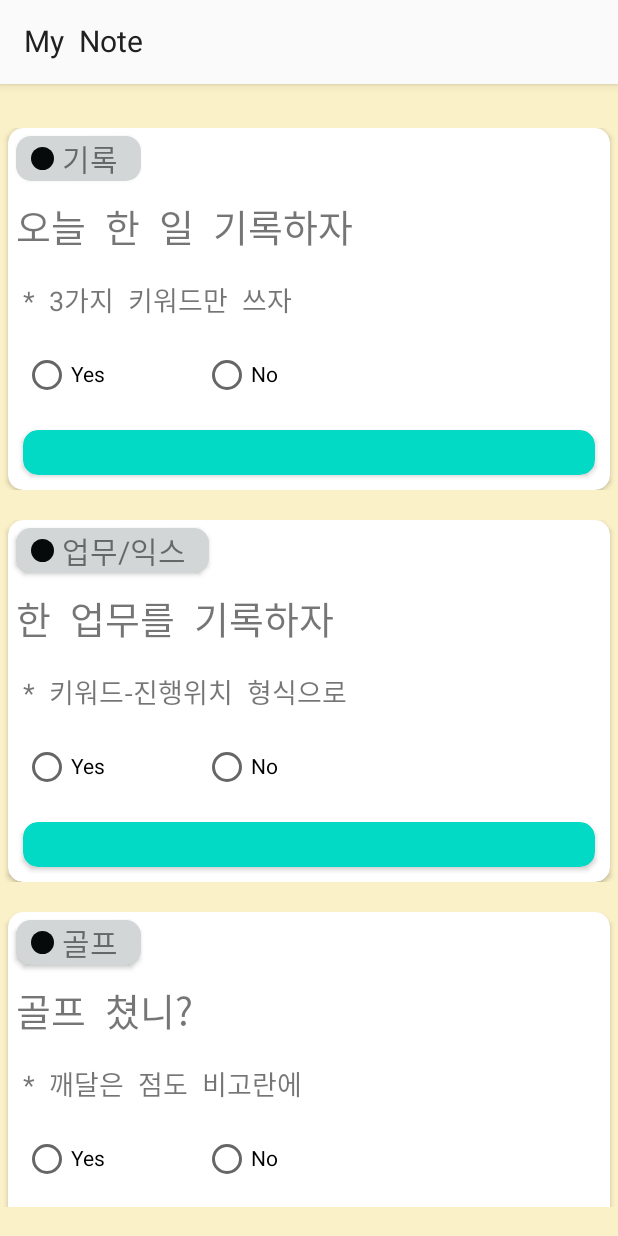
After one commit to ss-party/toy, an Android app: the PaperWeightActivity screen opened directly, with no data from a screen before it, on a phone screen of 412 x 824 dp. The commit adds this screen. Run offline under Robolectric (Android 15) with nearby library versions, the phone set to English and light mode, and no system bars.

Commit message:
added paper weight feature - incomplete

```diff
--- a/app/src/main/AndroidManifest.xml
+++ b/app/src/main/AndroidManifest.xml
@@ -14,6 +14,9 @@
         android:roundIcon="@mipmap/ic_launcher_round"
         android:supportsRtl="true"
         android:theme="@style/AppTheme">
+        <activity
+            android:name=".PaperWeightActivity"
+            android:exported="true" />
         <activity
             android:name=".HistoryActivity"
             android:exported="true"
--- a/app/src/main/java/com/example/mynotepad/AccessActivity.kt
+++ b/app/src/main/java/com/example/mynotepad/AccessActivity.kt
@@ -46,5 +46,9 @@ class AccessActivity : AppCompatActivity() {
             startActivity(Intent(this, HistoryActivity::class.java))
 //            putSingleHistory("access", "historyManager")
         }
+        findViewById<Button>(R.id.paperWeightBtn).setOnClickListener {
+            startActivity(Intent(this, PaperWeightActivity::class.java))
+//            putSingleHistory("access", "historyManager")
+        }
     }
 }
--- /dev/null
+++ b/app/src/main/java/com/example/mynotepad/PaperWeightActivity.kt
@@ -0,0 +1,43 @@
+package com.example.mynotepad
+
+import androidx.appcompat.app.AppCompatActivity
+import android.os.Bundle
+import android.util.Log
+import androidx.recyclerview.widget.RecyclerView
+import com.example.mynotepad.data.WeightPaperData
+import com.example.mynotepad.list.WeightListAdapter
+
+class PaperWeightActivity : AppCompatActivity() {
+    lateinit var weightListAdapter:WeightListAdapter
+    val list = mutableListOf<WeightPaperData>()
+
+    override fun onCreate(savedInstanceState: Bundle?) {
+        super.onCreate(savedInstanceState)
+        setContentView(R.layout.activity_paper_weight)
+
+        initRecycler()
+    }
+
+    private fun initRecycler() {
+        weightListAdapter = WeightListAdapter(this)
+        findViewById<RecyclerView>(R.id.paper_recyclerview).adapter = weightListAdapter
+
+
+        list.apply {
+            Log.i("kongyi1220", "datas.apply applied")
+            add(WeightPaperData("green", paper_weight_item_title = "기록", paper_weight_question_tv = "오늘 한 일 기록하자", paper_weight_sub_tv = "* 3가지 키워드만 쓰자", isYes = false))
+            add(WeightPaperData("blue", paper_weight_item_title = "업무/익스", paper_weight_question_tv = "한 업무를 기록하자", paper_weight_sub_tv = "* 키워드-진행위치 형식으로", isYes = false))
+            add(WeightPaperData("purple", paper_weight_item_title = "골프", paper_weight_question_tv = "골프 쳤니?", paper_weight_sub_tv = "* 깨달은 점도 비고란에", isYes = false))
+            add(WeightPaperData("yellow", paper_weight_item_title = "재택근무", paper_weight_question_tv = "재택근무했니?", paper_weight_sub_tv = "", isYes = false))
+//            add(WeightPaperData(img = R.drawable.profile3, name = "jenny", age = 26))
+//            add(WeightPaperData(img = R.drawable.profile2, name = "jhon", age = 27))
+//            add(WeightPaperData(img = R.drawable.profile5, name = "ruby", age = 21))
+//            add(WeightPaperData(img = R.drawable.profile4, name = "yuna", age = 23))
+            Log.i("kongyi1220", "datas.apply applied / datas = ${list.toString()}")
+
+            weightListAdapter.datas = list
+            weightListAdapter.notifyDataSetChanged()
+        }
+    }
+
+}
--- /dev/null
+++ b/app/src/main/java/com/example/mynotepad/data/WeightPaperData.kt
@@ -0,0 +1,9 @@
+package com.example.mynotepad.data
+
+data class WeightPaperData(
+    val paper_weight_color_circle : String,
+    val paper_weight_item_title : String,
+    val paper_weight_question_tv : String,
+    val paper_weight_sub_tv: String,
+    val isYes:Boolean
+)
--- /dev/null
+++ b/app/src/main/java/com/example/mynotepad/list/WeightListAdapter.kt
@@ -0,0 +1,46 @@
+package com.example.mynotepad.list
+
+import android.content.Context
+import android.util.Log
+import android.view.LayoutInflater
+import android.view.View
+import android.view.ViewGroup
+import android.widget.ImageView
+import android.widget.TextView
+import androidx.recyclerview.widget.RecyclerView
+import com.example.mynotepad.R
+import com.example.mynotepad.data.WeightPaperData
+
+class WeightListAdapter(private val context: Context) : RecyclerView.Adapter<WeightListAdapter.ViewHolder>() {
+    var datas = mutableListOf<WeightPaperData>()
+    override fun onCreateViewHolder(parent: ViewGroup, viewType: Int): ViewHolder {
+        val view = LayoutInflater.from(context).inflate(R.layout.item_weight_recycler,parent,false)
+        return ViewHolder(view)
+    }
+
+    override fun getItemCount(): Int = datas.size
+
+    override fun onBindViewHolder(holder: ViewHolder, position: Int) {
+        Log.i("kongyi1220", "onBindViewHolder datas = ${datas.toString()}")
+        holder.bind(datas[position])
+    }
+
+    inner class ViewHolder(view: View) : RecyclerView.ViewHolder(view) {
+
+        private val circleColor: ImageView = itemView.findViewById(R.id.paper_weight_color_circle)
+        private val title: TextView = itemView.findViewById(R.id.paper_weight_item_title)
+        private val mainText: TextView = itemView.findViewById(R.id.paper_weight_question_tv)
+        private val subText: TextView = itemView.findViewById(R.id.paper_weight_sub_tv)
+
+        fun bind(item: WeightPaperData) {
+            Log.i("kongyi1220", "bind datas = ${datas.toString()}")
+
+//            circleColor.text = item.paper_weight_color_circle
+            title.text = item.paper_weight_item_title
+            mainText.text = item.paper_weight_question_tv
+            subText.text = item.paper_weight_sub_tv
+        }
+    }
+
+
+}
--- a/app/src/main/res/layout/activity_access.xml
+++ b/app/src/main/res/layout/activity_access.xml
@@ -37,4 +37,10 @@
         android:layout_width="300dp"
         android:layout_height="50dp"
         android:text="History Manager" />
+
+    <Button
+        android:id="@+id/paperWeightBtn"
+        android:layout_width="300dp"
+        android:layout_height="50dp"
+        android:text="PaperWeight Manager" />
 </LinearLayout>
--- /dev/null
+++ b/app/src/main/res/layout/activity_paper_weight.xml
@@ -0,0 +1,17 @@
+<?xml version="1.0" encoding="utf-8"?>
+<androidx.constraintlayout.widget.ConstraintLayout xmlns:android="http://schemas.android.com/apk/res/android"
+    xmlns:tools="http://schemas.android.com/tools"
+    android:layout_width="match_parent"
+    android:layout_height="match_parent"
+    xmlns:app="http://schemas.android.com/apk/res-auto"
+    tools:context=".PaperWeightActivity">
+
+    <androidx.recyclerview.widget.RecyclerView
+        android:background="@color/light_yellow"
+        android:id="@+id/paper_recyclerview"
+        android:layout_width="match_parent"
+        android:layout_height="match_parent"
+        android:paddingVertical="19dp"
+        tools:listitem="@layout/item_weight_recycler"
+        app:layoutManager="androidx.recyclerview.widget.LinearLayoutManager"/>
+</androidx.constraintlayout.widget.ConstraintLayout>
--- /dev/null
+++ b/app/src/main/res/layout/item_weight_recycler.xml
@@ -0,0 +1,112 @@
+<?xml version="1.0" encoding="utf-8"?>
+<androidx.constraintlayout.widget.ConstraintLayout
+    xmlns:android="http://schemas.android.com/apk/res/android"
+    android:layout_width="match_parent"
+    android:layout_height="wrap_content"
+    android:minHeight="100dp"
+    android:layout_marginVertical="10dp"
+    xmlns:app="http://schemas.android.com/apk/res-auto">
+
+    <androidx.cardview.widget.CardView
+        android:layout_width="0dp"
+        android:layout_height="wrap_content"
+        android:layout_marginHorizontal="5dp"
+        app:cardCornerRadius="10dp"
+        app:layout_constraintEnd_toEndOf="parent"
+        app:layout_constraintStart_toStartOf="parent"
+        app:layout_constraintTop_toTopOf="parent"
+        app:layout_constraintBottom_toBottomOf="parent">
+
+        <LinearLayout
+            android:orientation="vertical"
+            android:layout_width="match_parent"
+            android:layout_height="match_parent">
+
+            <androidx.cardview.widget.CardView
+                android:layout_width="wrap_content"
+                android:layout_height="wrap_content"
+                android:layout_marginHorizontal="5dp"
+                android:layout_margin="5dp"
+                android:foreground="#33223333"
+                app:cardCornerRadius="10dp">
+
+                <LinearLayout
+                    android:layout_width="wrap_content"
+                    android:layout_height="wrap_content"
+                    android:gravity="center"
+                    android:paddingHorizontal="10dp"
+                    android:orientation="horizontal">
+                    <ImageView
+                        android:id="@+id/paper_weight_color_circle"
+                        android:layout_width="15dp"
+                        android:layout_height="15dp"
+                        android:background="@drawable/circle_black"/>
+                    <TextView
+                        android:id="@+id/paper_weight_item_title"
+                        android:layout_width="wrap_content"
+                        android:layout_height="wrap_content"
+                        android:minHeight="20dp"
+                        android:textSize="20sp"
+                        android:paddingHorizontal="5dp"
+                        android:text="집들이"/>
+                </LinearLayout>
+            </androidx.cardview.widget.CardView>
+
+            <TextView
+                android:id="@+id/paper_weight_question_tv"
+                android:padding="5dp"
+                android:layout_width="match_parent"
+                android:layout_height="wrap_content"
+                android:minHeight="50dp"
+                android:textSize="25sp"
+                android:text="question text"/>
+
+            <TextView
+                android:id="@+id/paper_weight_sub_tv"
+                android:padding="10dp"
+                android:layout_width="match_parent"
+                android:layout_height="wrap_content"
+                android:minHeight="30dp"
+                android:textSize="18sp"
+                android:text=" * sub text"/>
+
+            <RadioGroup
+                android:id="@+id/paper_weight_radio_group"
+                android:layout_width="match_parent"
+                android:layout_height="wrap_content"
+                android:orientation="horizontal">
+                <RadioButton
+                    android:id="@+id/paper_weight_radio_button_yes"
+                    android:layout_width="wrap_content"
+                    android:layout_height="33dp"
+                    android:layout_margin="10dp"
+                    android:minWidth="100dp"
+                    android:text="Yes"/>
+                <RadioButton
+                    android:id="@+id/paper_weight_radio_button_no"
+                    android:layout_width="wrap_content"
+                    android:layout_height="33dp"
+                    android:layout_margin="10dp"
+                    android:minWidth="100dp"
+                    android:text="No"/>
+            </RadioGroup>
+
+            <androidx.cardview.widget.CardView
+                android:layout_margin="10dp"
+                android:layout_width="match_parent"
+                android:layout_height="wrap_content"
+                android:minHeight="30dp"
+                android:layout_marginHorizontal="5dp"
+                android:backgroundTint="@color/colorAccent"
+                app:cardCornerRadius="10dp">
+                <EditText
+                    android:background="@null"
+                    android:padding="5dp"
+                    android:id="@+id/paper_weight_comment"
+                    android:layout_width="match_parent"
+                    android:layout_height="match_parent" />
+            </androidx.cardview.widget.CardView>
+        </LinearLayout>
+    </androidx.cardview.widget.CardView>
+
+</androidx.constraintlayout.widget.ConstraintLayout>
```
